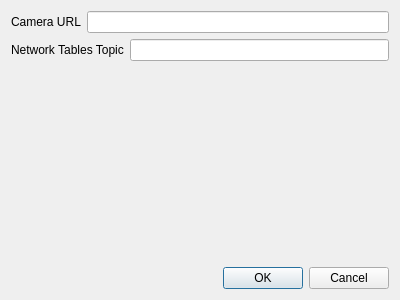
Old version of the form mjviewer/configuration.ui in the repository Stormgears-FRC-5422/mjutil.
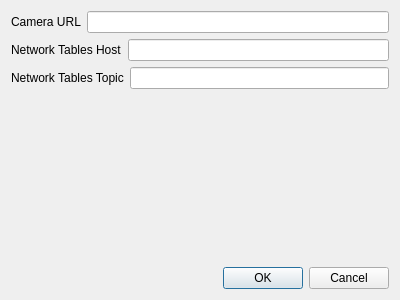
New version of the form.

The edit to the form file:
```diff
--- a/mjviewer/configuration.ui
+++ b/mjviewer/configuration.ui
@@ -28,6 +28,20 @@
      </item>
     </layout>
    </item>
+   <item>
+    <layout class="QHBoxLayout" name="horizontalLayout_3">
+     <item>
+      <widget class="QLabel" name="label_3">
+       <property name="text">
+        <string>Network Tables Host</string>
+       </property>
+      </widget>
+     </item>
+     <item>
+      <widget class="QLineEdit" name="lineHost"/>
+     </item>
+    </layout>
+   </item>
    <item>
     <layout class="QHBoxLayout" name="horizontalLayout_2">
      <item>
```
